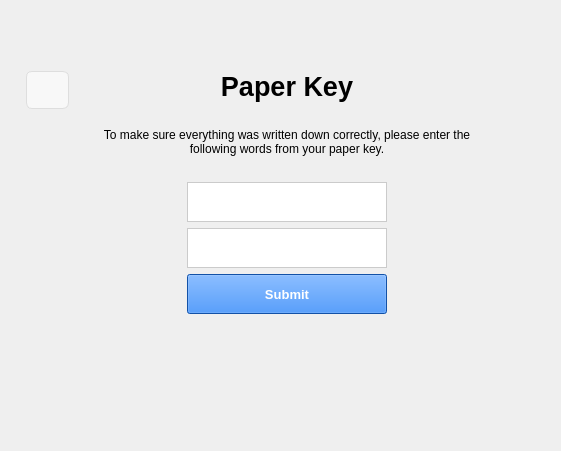
First picture: the form in src/qt/forms/paperkeycompletionpage.ui, repository projectpai/paicoin, before the edit.
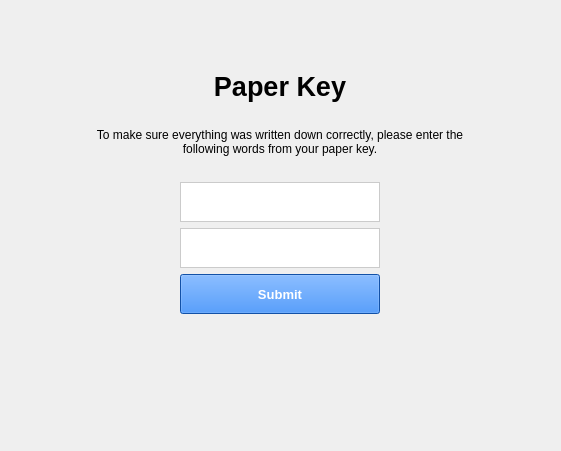
Second picture: the form after the edit. Icons and pictures are not drawn.

Commit message: Only display the paper key completion modal once

Diff of the .ui file:
```diff
--- a/src/qt/forms/paperkeycompletionpage.ui
+++ b/src/qt/forms/paperkeycompletionpage.ui
@@ -17,7 +17,7 @@
    <string notr="true">color:#000;</string>
   </property>
   <layout class="QGridLayout" name="gridLayout">
-   <item row="0" column="1">
+   <item row="0" column="3">
     <layout class="QHBoxLayout" name="horizontalLayout">
      <item>
       <layout class="QVBoxLayout" name="verticalLayout_2">
@@ -25,56 +25,17 @@
         <number>60</number>
        </property>
        <item>
-        <widget class="QPushButton" name="pushButtonBack">
-         <property name="minimumSize">
-          <size>
-           <width>43</width>
-           <height>38</height>
-          </size>
-         </property>
-         <property name="maximumSize">
-          <size>
-           <width>43</width>
-           <height>38</height>
-          </size>
-         </property>
-         <property name="font">
-          <font>
-           <pointsize>20</pointsize>
-           <weight>75</weight>
-           <bold>true</bold>
-          </font>
-         </property>
-         <property name="styleSheet">
-          <string notr="true">background:#f8f8f8;
-color:#000;
-border-radius:6.4px;
-border:1px solid #dedede;</string>
-         </property>
-         <property name="text">
-          <string notr="true"/>
-         </property>
-         <property name="icon">
-          <iconset resource="../paicoin.qrc">
-           <normaloff>:/icons/back</normaloff>:/icons/back</iconset>
-         </property>
-         <property name="iconSize">
-          <size>
-           <width>26</width>
-           <height>26</height>
-          </size>
-         </property>
-        </widget>
-       </item>
-       <item>
-        <spacer name="verticalSpacer">
+        <spacer name="horizontalSpacer_4">
          <property name="orientation">
-          <enum>Qt::Vertical</enum>
+          <enum>Qt::Horizontal</enum>
+         </property>
+         <property name="sizeType">
+          <enum>QSizePolicy::Fixed</enum>
          </property>
          <property name="sizeHint" stdset="0">
           <size>
-           <width>20</width>
-           <height>40</height>
+           <width>35</width>
+           <height>20</height>
           </size>
          </property>
         </spacer>
@@ -266,7 +227,7 @@
      </property>
     </spacer>
    </item>
-   <item row="0" column="2">
+   <item row="0" column="4">
     <spacer name="horizontalSpacer_3">
      <property name="orientation">
       <enum>Qt::Horizontal</enum>
```
Left out of the diff: 4 changed lines with no effect on the pictures. The commit also changes 2 other files.
